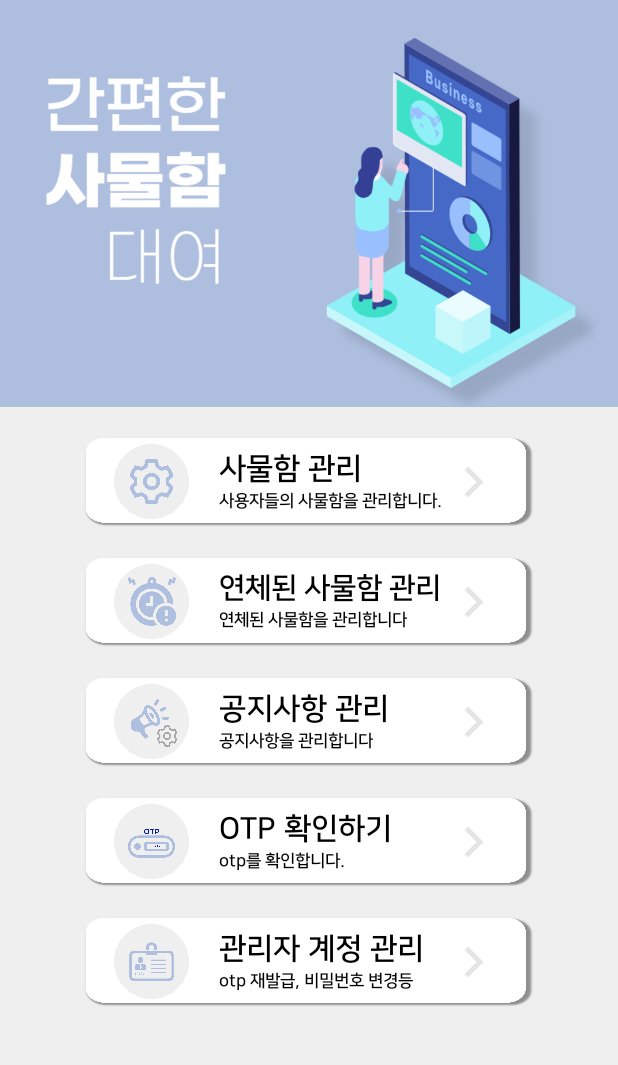
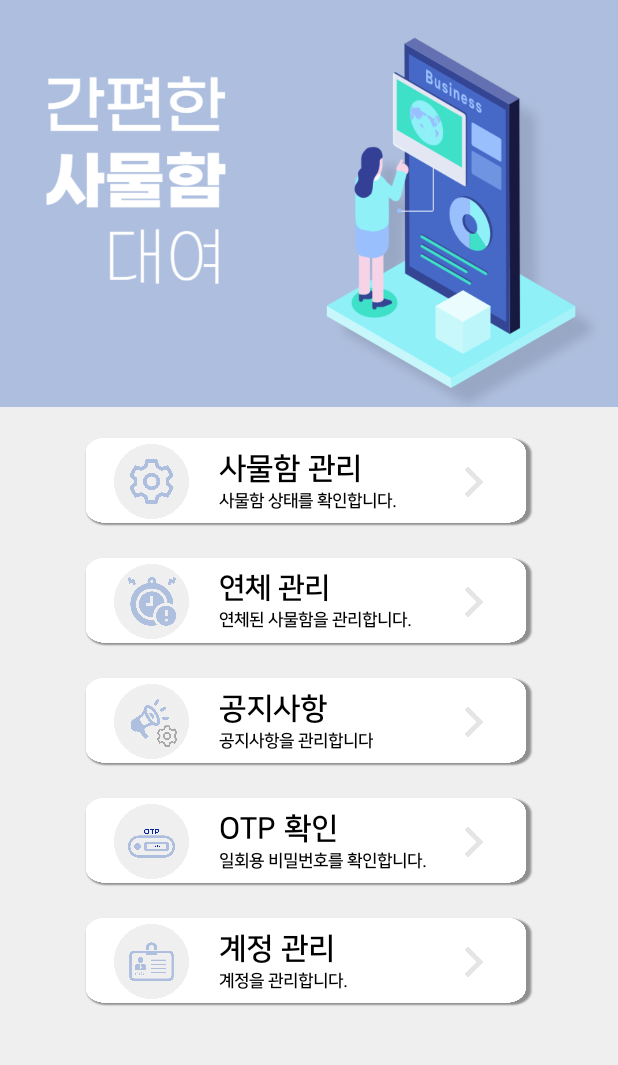
Before and after one commit to tmdngk0314/ProjectNamAdmin, an Android app: the SelectActivity screen opened directly, with no data from a screen before it, on a phone screen of 412 x 824 dp, the part 88-1153 px from its top. Run offline under Robolectric (Android 15) with nearby library versions, the phone set to English and light mode, and no system bars.

Commit message:
[FIX] 디자인 다수 수정, 메인화면 터치리스너 개선

```diff
--- a/app/src/main/java/com/example/projectnamadmin/SelectActivity.java
+++ b/app/src/main/java/com/example/projectnamadmin/SelectActivity.java
@@ -13,7 +13,7 @@ import android.widget.Toast;
 public class SelectActivity extends AppCompatActivity {
     RelativeLayout firstRela, secondRela, thirdRela, forthRela, fifthRela;
     ImageButton lockermanage, noticemanage, otpcheck, overdue, btn_logout, btn_admininfo;
-
+    ImageButton btn_lockerarrow, btn_overduearrow, btn_noticearrow, btn_OTParrow, btn_infoarrow;
     private final long FINISH_INTERVAL_TIME = 2000;
     private long backPressedTime = 0;
 
@@ -61,6 +61,42 @@ public class SelectActivity extends AppCompatActivity {
         overdue = (ImageButton)findViewById(R.id.img_overdue);
         btn_logout=(ImageButton)findViewById(R.id.imgBtnLogout);
         btn_admininfo = (ImageButton)findViewById(R.id.btn_admininfo);
+        btn_lockerarrow=findViewById(R.id.btn_lockerarrow);
+        btn_overduearrow=findViewById(R.id.btn_overduearrow);
+        btn_noticearrow=findViewById(R.id.btn_noticearrow);
+        btn_OTParrow=findViewById(R.id.btn_otparrow);
+        btn_infoarrow=findViewById(R.id.btn_infoarrow);
+
+        btn_lockerarrow.setOnTouchListener(new View.OnTouchListener() {
+            @Override
+            public boolean onTouch(View view, MotionEvent event){
+                return onTouchReserve(event,firstRela);
+            }
+        });
+        btn_overduearrow.setOnTouchListener(new View.OnTouchListener() {
+            @Override
+            public boolean onTouch(View view, MotionEvent motionEvent) {
+                return onTouchReserve(motionEvent, forthRela);
+            }
+        });
+        btn_noticearrow.setOnTouchListener(new View.OnTouchListener() {
+            @Override
+            public boolean onTouch(View view, MotionEvent motionEvent) {
+                return onTouchReserve(motionEvent, secondRela);
+            }
+        });
+        btn_OTParrow.setOnTouchListener(new View.OnTouchListener() {
+            @Override
+            public boolean onTouch(View view, MotionEvent motionEvent) {
+                return onTouchReserve(motionEvent, thirdRela);
+            }
+        });
+        btn_infoarrow.setOnTouchListener(new View.OnTouchListener() {
+            @Override
+            public boolean onTouch(View view, MotionEvent motionEvent) {
+                return onTouchReserve(motionEvent, fifthRela);
+            }
+        });
 
         CallRestApi apiCaller = new CallRestApi();
         apiCaller.setFCMToken();
@@ -150,6 +186,13 @@ public class SelectActivity extends AppCompatActivity {
                 startActivity(intent);
             }
         });
+        btn_infoarrow.setOnClickListener(new View.OnClickListener() {
+            @Override
+            public void onClick(View view) {
+                Intent intent = new Intent(SelectActivity.this, EmailVerificationActivity.class);
+                startActivity(intent);
+            }
+        });
         fifthRela.setOnTouchListener(new View.OnTouchListener(){
             public boolean onTouch(View view, MotionEvent event){
                 return onTouchReserve(event,fifthRela);
@@ -176,13 +219,42 @@ public class SelectActivity extends AppCompatActivity {
                 startActivity(intent);
             }
         });
+        btn_lockerarrow.setOnClickListener(new View.OnClickListener() {
+            @Override
+            public void onClick(View view) {
+                Intent intent = new Intent(SelectActivity.this, LockerDetailActivity.class);
+                startActivity(intent);
+            }
+        });
         noticemanage.setOnTouchListener(new View.OnTouchListener(){
             public boolean onTouch(View view, MotionEvent event){
                 return onTouchReserve(event,secondRela);
 
             }
         });
+        noticemanage.setOnClickListener(new View.OnClickListener() {
+            @Override
+            public void onClick(View view) {
+                Intent intent = new Intent(SelectActivity.this, NoticeActivity.class);
+                startActivity(intent);
+            }
+        });
+        btn_noticearrow.setOnClickListener(new View.OnClickListener() {
+            @Override
+            public void onClick(View view) {
+                Intent intent = new Intent(SelectActivity.this, NoticeActivity.class);
+                startActivity(intent);
+            }
+        });
         otpcheck.setOnClickListener(new View.OnClickListener() {
+            @Override
+            public void onClick(View view) {
+                Intent intent = new Intent(SelectActivity.this, OtpActivity.class);
+                //otp액티비티로 바꿔야함
+                startActivity(intent);
+            }
+        });
+        btn_OTParrow.setOnClickListener(new View.OnClickListener() {
             @Override
             public void onClick(View view) {
                 Intent intent = new Intent(SelectActivity.this, OtpActivity.class);
@@ -222,6 +294,13 @@ public class SelectActivity extends AppCompatActivity {
                 startActivity(intent);
             }
         });
+        btn_overduearrow.setOnClickListener(new View.OnClickListener() {
+            @Override
+            public void onClick(View view) {
+                Intent intent=new Intent(SelectActivity.this, OverdueLockerManageActivity.class);
+                startActivity(intent);
+            }
+        });
 
 
 
--- a/app/src/main/res/layout/activity_select.xml
+++ b/app/src/main/res/layout/activity_select.xml
@@ -90,12 +90,13 @@
                     android:layout_height="wrap_content"
                     android:layout_marginTop="3dp"
                     android:fontFamily="@font/nanumsquareb"
-                    android:text="사용자들의 사물함을 관리합니다."
+                    android:text="사물함 상태를 확인합니다."
                     android:textColor="#000000"
                     android:textSize="11sp" />
             </LinearLayout>
 
             <ImageButton
+                android:id="@+id/btn_lockerarrow"
                 android:layout_width="20dp"
                 android:layout_height="20dp"
                 android:layout_centerVertical="true"
@@ -134,7 +135,7 @@
                     android:layout_height="wrap_content"
                     android:layout_marginTop="10dp"
                     android:fontFamily="@font/nanumsquareb"
-                    android:text="연체된 사물함 관리"
+                    android:text="연체 관리"
                     android:textColor="#000000"
                     android:textSize="19sp" />
 
@@ -143,12 +144,13 @@
                     android:layout_height="wrap_content"
                     android:layout_marginTop="3dp"
                     android:fontFamily="@font/nanumsquareb"
-                    android:text="연체된 사물함을 관리합니다"
+                    android:text="연체된 사물함을 관리합니다."
                     android:textColor="#000000"
                     android:textSize="11sp" />
             </LinearLayout>
 
             <ImageButton
+                android:id="@+id/btn_overduearrow"
                 android:layout_width="20dp"
                 android:layout_height="20dp"
                 android:layout_centerVertical="true"
@@ -186,7 +188,7 @@
                     android:layout_height="wrap_content"
                     android:layout_marginTop="10dp"
                     android:fontFamily="@font/nanumsquareb"
-                    android:text="공지사항 관리"
+                    android:text="공지사항"
                     android:textColor="#000000"
                     android:textSize="20sp" />
 
@@ -201,6 +203,7 @@
             </LinearLayout>
 
             <ImageButton
+                android:id="@+id/btn_noticearrow"
                 android:layout_width="20dp"
                 android:layout_height="20dp"
                 android:layout_centerVertical="true"
@@ -238,7 +241,7 @@
                     android:layout_height="wrap_content"
                     android:layout_marginTop="10dp"
                     android:fontFamily="@font/nanumsquareb"
-                    android:text="OTP 확인하기"
+                    android:text="OTP 확인"
                     android:textColor="#000000"
                     android:textSize="20sp" />
 
@@ -247,12 +250,13 @@
                     android:layout_height="wrap_content"
                     android:layout_marginTop="3dp"
                     android:fontFamily="@font/nanumsquareb"
-                    android:text="otp를 확인합니다."
+                    android:text="일회용 비밀번호를 확인합니다."
                     android:textColor="#000000"
                     android:textSize="11sp" />
             </LinearLayout>
 
             <ImageButton
+                android:id="@+id/btn_otparrow"
                 android:layout_width="20dp"
                 android:layout_height="20dp"
                 android:layout_centerVertical="true"
@@ -291,7 +295,7 @@
                     android:layout_height="wrap_content"
                     android:layout_marginTop="10dp"
                     android:fontFamily="@font/nanumsquareb"
-                    android:text="관리자 계정 관리"
+                    android:text="계정 관리"
                     android:textColor="#000000"
                     android:textSize="20sp" />
 
@@ -300,12 +304,13 @@
                     android:layout_height="wrap_content"
                     android:layout_marginTop="3dp"
                     android:fontFamily="@font/nanumsquareb"
-                    android:text="otp 재발급, 비밀번호 변경등"
+                    android:text="계정을 관리합니다."
                     android:textColor="#000000"
                     android:textSize="11sp" />
             </LinearLayout>
 
             <ImageButton
+                android:id="@+id/btn_infoarrow"
                 android:layout_width="20dp"
                 android:layout_height="20dp"
                 android:layout_centerVertical="true"
```
Also changed, not shown: app/src/main/res/layout/activity_locker_detail.xml (+4 -3 lines).
